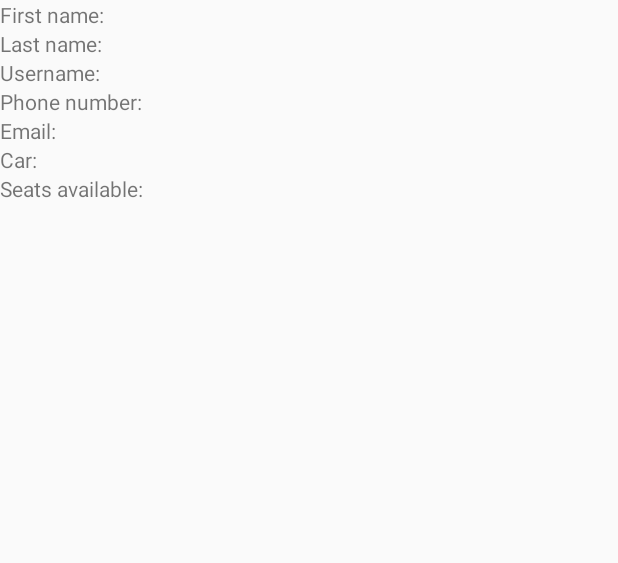
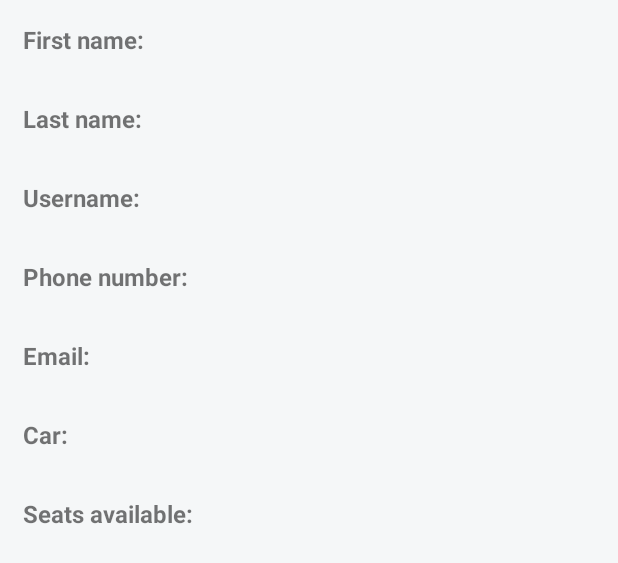
Before and after one commit to lazarlyutakov/SharedCommuting, an Android app: the layout fragment_user_profil.xml on its own in the app's theme, with its tools: preview values and no code run, on a phone screen of 412 x 824 dp. Shown: the top 563 px of the screen. Run offline under Robolectric (Android 15) with nearby library versions, the phone set to English and light mode, and no system bars.

Commit message:
did some xml

```diff
--- a/SharedComuttingApp/app/build.gradle
+++ b/SharedComuttingApp/app/build.gradle
@@ -37,6 +37,7 @@ dependencies {
     compile 'com.android.support.constraint:constraint-layout:1.0.2'
     compile 'com.android.support:design:26.+'
     compile 'com.github.medyo:fancybuttons:1.8.4'
+    compile 'com.google.firebase:firebase-core:11.2.0'
     compile 'com.google.firebase:firebase-auth:11.2.0'
     compile 'com.google.firebase:firebase-database:11.2.0'
     compile 'com.android.support:support-v4:26.+'
@@ -45,6 +46,7 @@ dependencies {
     compile 'com.google.android.gms:play-services-maps:11.2.0'
     compile 'io.reactivex.rxjava2:rxandroid:2.0.1'
     compile 'io.reactivex.rxjava2:rxjava:2.1.3'
+    compile 'com.google.firebase:firebase-messaging:11.2.0'
     testCompile 'junit:junit:4.12'
 }
 
--- /dev/null
+++ b/SharedComuttingApp/app/src/main/res/drawable/border.xml
@@ -0,0 +1,9 @@
+<?xml version="1.0" encoding="utf-8"?>
+<selector xmlns:android="http://schemas.android.com/apk/res/android">
+    <shape xmlns:android="http://schemas.android.com/apk/res/android"
+        android:shape="rectangle">
+        <stroke
+            android:width="5dip"
+            android:color="#000000"/>
+    </shape>
+</selector>
--- a/SharedComuttingApp/app/src/main/res/layout/fragment_buttons.xml
+++ b/SharedComuttingApp/app/src/main/res/layout/fragment_buttons.xml
@@ -33,6 +33,8 @@
         android:paddingLeft="20dp"
         android:paddingRight="20dp"
         android:paddingTop="10dp"
+        android:layout_margin="10dp"
+        fancy:fb_textSize = "22dp"
         fancy:fb_borderColor="#FFFFFF"
         fancy:fb_borderWidth="1dp"
         fancy:fb_defaultColor="#58aeee"
@@ -49,6 +51,8 @@
         android:paddingLeft="20dp"
         android:paddingRight="20dp"
         android:paddingTop="10dp"
+        android:layout_margin="10dp"
+        fancy:fb_textSize = "22dp"
         fancy:fb_borderColor="#FFFFFF"
         fancy:fb_borderWidth="1dp"
         fancy:fb_defaultColor="#7ab800"
--- a/SharedComuttingApp/app/src/main/res/layout/fragment_user_profil.xml
+++ b/SharedComuttingApp/app/src/main/res/layout/fragment_user_profil.xml
@@ -2,115 +2,146 @@
     xmlns:tools="http://schemas.android.com/tools"
     android:layout_width="match_parent"
     android:layout_height="match_parent"
+    android:background="#f5f7f8"
     tools:context="com.example.lazarlyutakov.sharedcomuttingapp.fragments.UserProfilFragment">
 
     <LinearLayout
         android:layout_width="match_parent"
         android:layout_height="match_parent"
-        android:orientation="vertical">
+        android:orientation="vertical"
+        android:background="@drawable/border">
 
         <LinearLayout
             android:layout_width="match_parent"
             android:layout_height="wrap_content"
-            android:orientation="horizontal">
+            android:orientation="horizontal"
+            android:background="@drawable/border"
+            android:layout_margin="15dp">
             <TextView
                 android:layout_width="wrap_content"
                 android:layout_height="wrap_content"
+                android:textStyle="bold"
+                android:textSize="16dp"
                 android:text="First name: " />
             <TextView
                 android:id="@+id/signed_user_first_name"
                 android:layout_width="wrap_content"
                 android:layout_height="wrap_content"
+                android:textSize="14dp"
                 android:text="" />
         </LinearLayout>
 
         <LinearLayout
             android:layout_width="match_parent"
             android:layout_height="wrap_content"
-            android:orientation="horizontal">
+            android:orientation="horizontal"
+            android:layout_margin="15dp">
             <TextView
                 android:layout_width="wrap_content"
                 android:layout_height="wrap_content"
+                android:textStyle="bold"
+                android:textSize="16dp"
                 android:text="Last name: " />
             <TextView
                 android:id="@+id/signed_user_last_name"
                 android:layout_width="match_parent"
                 android:layout_height="match_parent"
+                android:textSize="14dp"
                 android:text="" />
         </LinearLayout>
 
         <LinearLayout
             android:layout_width="match_parent"
             android:layout_height="wrap_content"
-            android:orientation="horizontal">
+            android:orientation="horizontal"
+            android:layout_margin="15dp">
             <TextView
                 android:layout_width="wrap_content"
                 android:layout_height="wrap_content"
+                android:textStyle="bold"
+                android:textSize="16dp"
                 android:text="Username: " />
             <TextView
                 android:id="@+id/signed_user_username"
                 android:layout_width="wrap_content"
                 android:layout_height="wrap_content"
+                android:textSize="14dp"
                 android:text="" />
         </LinearLayout>
 
         <LinearLayout
             android:layout_width="match_parent"
             android:layout_height="wrap_content"
-            android:orientation="horizontal">
+            android:orientation="horizontal"
+            android:layout_margin="15dp">
             <TextView
                 android:layout_width="wrap_content"
                 android:layout_height="wrap_content"
+                android:textStyle="bold"
+                android:textSize="16dp"
                 android:text="Phone number: " />
             <TextView
                 android:id="@+id/signed_user_phone_number"
                 android:layout_width="wrap_content"
                 android:layout_height="wrap_content"
+                android:textSize="14dp"
                 android:text="" />
         </LinearLayout>
 
         <LinearLayout
             android:layout_width="match_parent"
             android:layout_height="wrap_content"
-            android:orientation="horizontal">
+            android:orientation="horizontal"
+            android:layout_margin="15dp">
             <TextView
                 android:layout_width="wrap_content"
                 android:layout_height="wrap_content"
+                android:textStyle="bold"
+                android:textSize="16dp"
                 android:text="Email: " />
             <TextView
                 android:id="@+id/signed_user_email"
                 android:layout_width="wrap_content"
                 android:layout_height="wrap_content"
+                android:textSize="14dp"
                 android:text="" />
         </LinearLayout>
 
         <LinearLayout
             android:layout_width="match_parent"
             android:layout_height="wrap_content"
-            android:orientation="horizontal">
+            android:orientation="horizontal"
+            android:layout_margin="15dp">
             <TextView
                 android:layout_width="wrap_content"
                 android:layout_height="wrap_content"
+                android:textStyle="bold"
+                android:textSize="16dp"
                 android:text="Car: " />
             <TextView
                 android:id="@+id/signed_user_car"
                 android:layout_width="wrap_content"
                 android:layout_height="wrap_content"
+                android:textSize="14dp"
                 android:text="" />
         </LinearLayout>
 
             <LinearLayout
                 android:layout_width="match_parent"
                 android:layout_height="wrap_content"
-                android:orientation="horizontal">
+                android:orientation="horizontal"
+                android:layout_margin="15dp">
                 <TextView
                     android:layout_width="wrap_content"
                     android:layout_height="wrap_content"
+                    android:textStyle="bold"
+                    android:textSize="16dp"
                     android:text="Seats available: " />
                 <TextView
                     android:id="@+id/signed_seats_available"
                     android:layout_width="wrap_content"
                     android:layout_height="wrap_content"
+                    android:textSize="14dp"
                     android:text="" />
         </LinearLayout>
     </LinearLayout>
```
Also changed, not shown: SharedComuttingApp/app/src/main/AndroidManifest.xml (+15 -0 lines), SharedComuttingApp/app/src/main/res/layout/activity_logged_in.xml (+14 -14 lines).
